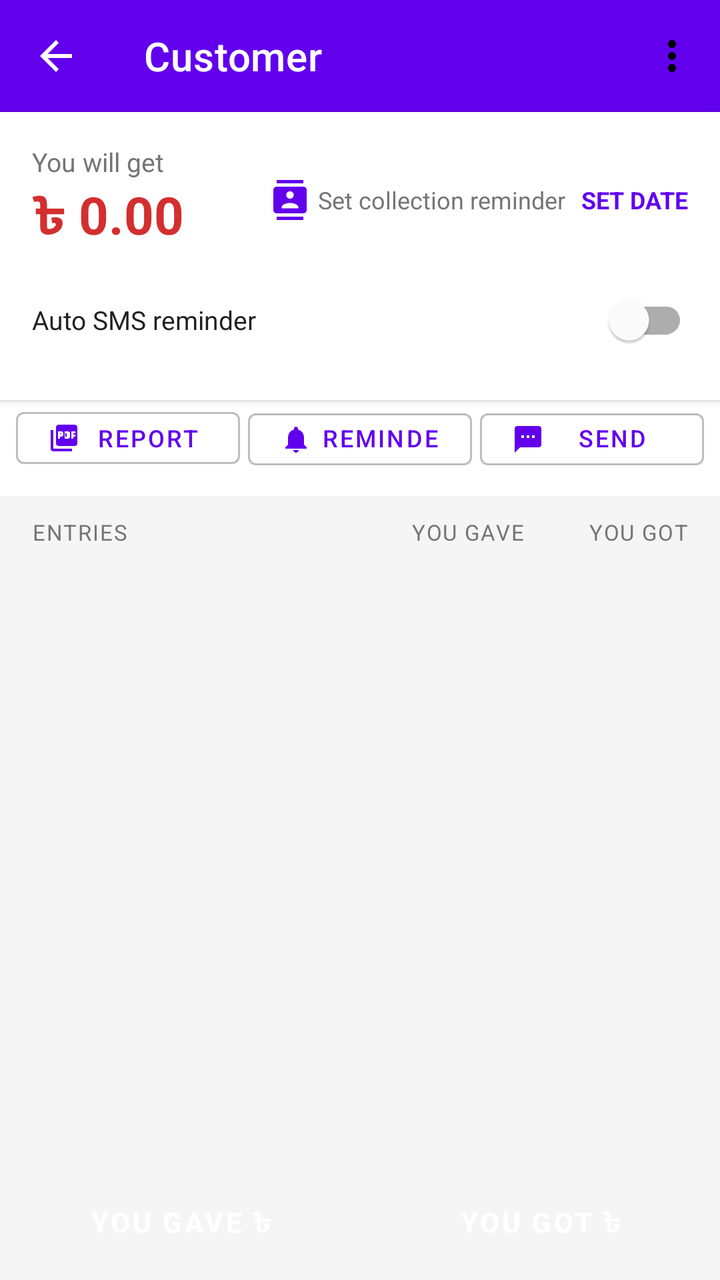
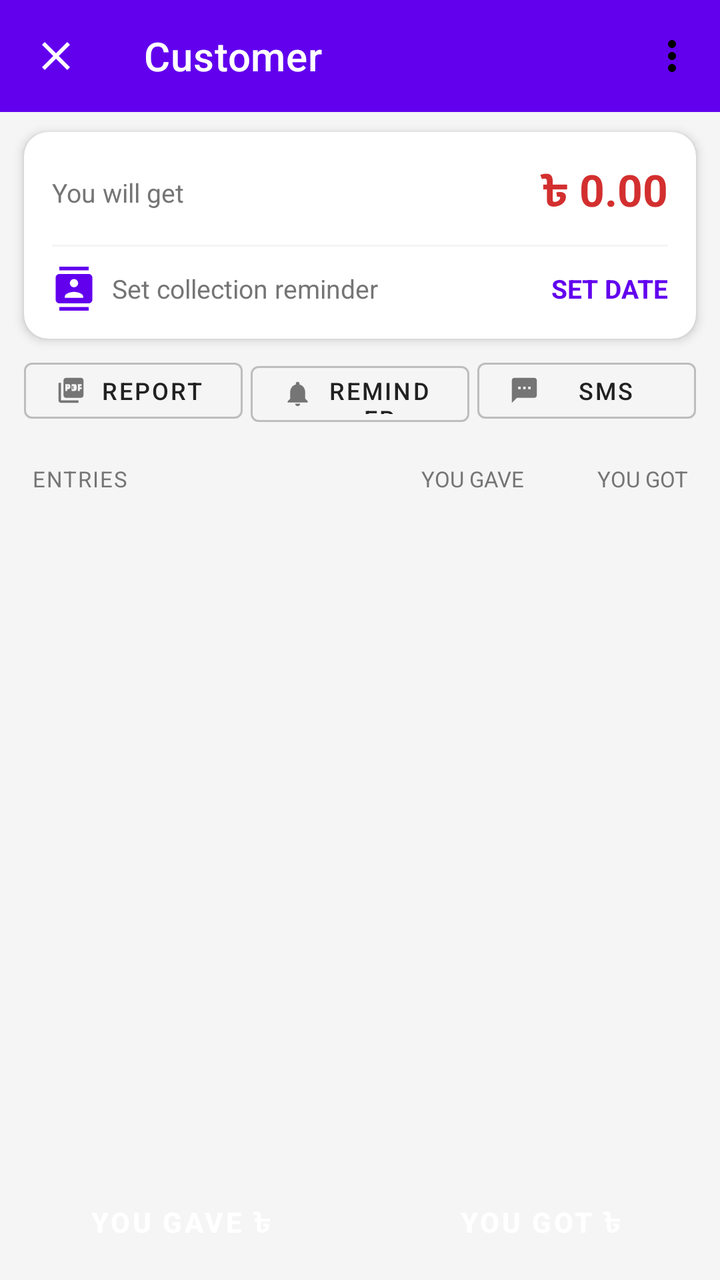

Compare the two renders of this Android layout. The source of the first and the diff that turns it into the second are given below.
<!-- AndroidManifest.xml: application theme Theme.MyEKhata -->
<!-- res/layout/activity_customer_detail.xml -->
<?xml version="1.0" encoding="utf-8"?>
<LinearLayout
    xmlns:android="http://schemas.android.com/apk/res/android"
    xmlns:app="http://schemas.android.com/apk/res-auto"
    android:layout_width="match_parent"
    android:layout_height="match_parent"
    android:orientation="vertical"
    android:background="@color/background">

    
    <com.google.android.material.appbar.MaterialToolbar
        android:id="@+id/toolbar"
        android:layout_width="match_parent"
        android:layout_height="56dp"
        android:background="@color/primary"
        app:navigationIcon="@drawable/ic_arrow_back"
        app:navigationIconTint="@color/white"
        app:titleTextColor="@color/white"
        app:title="Customer"
        app:menu="@menu/menu_detail" />

    
    <LinearLayout
        android:layout_width="match_parent"
        android:layout_height="wrap_content"
        android:background="@color/white"
        android:orientation="vertical"
        android:padding="16dp"
        android:elevation="2dp">

        <LinearLayout
            android:layout_width="match_parent"
            android:layout_height="wrap_content"
            android:orientation="horizontal"
            android:gravity="center_vertical">

            <LinearLayout
                android:layout_width="0dp"
                android:layout_height="wrap_content"
                android:layout_weight="1"
                android:orientation="vertical">

                <TextView
                    android:id="@+id/tv_balance_label"
                    android:layout_width="wrap_content"
                    android:layout_height="wrap_content"
                    android:text="You will get"
                    android:textColor="@color/text_secondary"
                    android:textSize="13sp" />

                <TextView
                    android:id="@+id/tv_balance"
                    android:layout_width="wrap_content"
                    android:layout_height="wrap_content"
                    android:text="৳ 0.00"
                    android:textColor="@color/red_due"
                    android:textSize="26sp"
                    android:textStyle="bold" />
            </LinearLayout>

            
            <LinearLayout
                android:layout_width="wrap_content"
                android:layout_height="wrap_content"
                android:orientation="horizontal"
                android:gravity="center_vertical">

                <ImageView
                    android:layout_width="20dp"
                    android:layout_height="20dp"
                    android:src="@drawable/ic_contact"
                    app:tint="@color/primary" />

                <TextView
                    android:id="@+id/btn_set_reminder"
                    android:layout_width="wrap_content"
                    android:layout_height="wrap_content"
                    android:text="Set collection reminder"
                    android:textColor="@color/text_secondary"
                    android:textSize="12sp"
                    android:paddingStart="4dp" />

                <TextView
                    android:layout_width="wrap_content"
                    android:layout_height="wrap_content"
                    android:text="SET DATE"
                    android:textColor="@color/primary"
                    android:textSize="12sp"
                    android:textStyle="bold"
                    android:paddingStart="8dp" />
            </LinearLayout>
        </LinearLayout>

        
        <LinearLayout
            android:layout_width="match_parent"
            android:layout_height="wrap_content"
            android:orientation="horizontal"
            android:gravity="center_vertical"
            android:layout_marginTop="8dp">

            <TextView
                android:layout_width="0dp"
                android:layout_height="wrap_content"
                android:layout_weight="1"
                android:text="Auto SMS reminder"
                android:textSize="13sp"
                android:textColor="@color/text_primary" />

            <com.google.android.material.switchmaterial.SwitchMaterial
                android:id="@+id/btn_toggle_auto_sms"
                android:layout_width="wrap_content"
                android:layout_height="wrap_content" />
        </LinearLayout>
    </LinearLayout>

    
    <LinearLayout
        android:layout_width="match_parent"
        android:layout_height="wrap_content"
        android:orientation="horizontal"
        android:background="@color/white"
        android:paddingStart="8dp"
        android:paddingEnd="8dp"
        android:paddingBottom="10dp">

        <com.google.android.material.button.MaterialButton
            android:id="@+id/btn_report"
            android:layout_width="0dp"
            android:layout_height="38dp"
            android:layout_weight="1"
            android:text="Report"
            android:textSize="12sp"
            android:layout_marginEnd="4dp"
            style="@style/Widget.MaterialComponents.Button.OutlinedButton"
            app:strokeColor="@color/divider"
            app:icon="@drawable/ic_pdf"
            app:iconSize="16dp" />

        <com.google.android.material.button.MaterialButton
            android:id="@+id/btn_reminder"
            android:layout_width="0dp"
            android:layout_height="38dp"
            android:layout_weight="1"
            android:text="Reminder"
            android:textSize="12sp"
            android:layout_marginEnd="4dp"
            style="@style/Widget.MaterialComponents.Button.OutlinedButton"
            app:strokeColor="@color/divider"
            app:icon="@drawable/ic_notification"
            app:iconSize="16dp" />

        <com.google.android.material.button.MaterialButton
            android:id="@+id/btn_send_sms_now"
            android:layout_width="0dp"
            android:layout_height="38dp"
            android:layout_weight="1"
            android:text="Send SMS"
            android:textSize="12sp"
            style="@style/Widget.MaterialComponents.Button.OutlinedButton"
            app:strokeColor="@color/divider"
            app:icon="@drawable/ic_sms"
            app:iconSize="16dp" />
    </LinearLayout>

    
    <LinearLayout
        android:layout_width="match_parent"
        android:layout_height="36dp"
        android:background="@color/background"
        android:orientation="horizontal"
        android:paddingStart="16dp"
        android:paddingEnd="16dp"
        android:gravity="center_vertical">

        <TextView
            android:layout_width="0dp"
            android:layout_height="wrap_content"
            android:layout_weight="2"
            android:text="ENTRIES"
            android:textSize="11sp"
            android:textColor="@color/text_secondary"
            android:textAllCaps="true"
            android:letterSpacing="0.06" />

        <TextView
            android:layout_width="0dp"
            android:layout_height="wrap_content"
            android:layout_weight="1"
            android:text="YOU GAVE"
            android:textSize="11sp"
            android:textColor="@color/text_secondary"
            android:textAllCaps="true"
            android:letterSpacing="0.06"
            android:gravity="end" />

        <TextView
            android:layout_width="0dp"
            android:layout_height="wrap_content"
            android:layout_weight="1"
            android:text="YOU GOT"
            android:textSize="11sp"
            android:textColor="@color/text_secondary"
            android:textAllCaps="true"
            android:letterSpacing="0.06"
            android:gravity="end" />
    </LinearLayout>

    
    <androidx.recyclerview.widget.RecyclerView
        android:id="@+id/recycler_transactions"
        android:layout_width="match_parent"
        android:layout_height="0dp"
        android:layout_weight="1"
        android:paddingBottom="80dp"
        android:clipToPadding="false" />

    
    <LinearLayout
        android:layout_width="match_parent"
        android:layout_height="56dp"
        android:orientation="horizontal">

        <Button
            android:id="@+id/btn_you_gave"
            android:layout_width="0dp"
            android:layout_height="match_parent"
            android:layout_weight="1"
            android:text="YOU GAVE ৳"
            android:textColor="@color/white"
            android:backgroundTint="#E53935"
            android:textStyle="bold"
            style="@style/Widget.MaterialComponents.Button" />

        <Button
            android:id="@+id/btn_you_got"
            android:layout_width="0dp"
            android:layout_height="match_parent"
            android:layout_weight="1"
            android:text="YOU GOT ৳"
            android:textColor="@color/white"
            android:backgroundTint="@color/green_settled"
            android:textStyle="bold"
            style="@style/Widget.MaterialComponents.Button" />
    </LinearLayout>

</LinearLayout>
<!-- resources referenced by this layout -->
<resources>
  <color name="background">#F5F5F5</color>
  <color name="divider">#BDBDBD</color>
  <color name="green_settled">#00796B</color>
  <color name="primary">#6200EE</color>
  <color name="red_due">#D32F2F</color>
  <color name="text_primary">#212121</color>
  <color name="text_secondary">#757575</color>
  <color name="white">#FFFFFF</color>
  <!-- drawable ic_arrow_back (drawable) -->
  <vector xmlns:android="http://schemas.android.com/apk/res/android" android:width="24dp" android:height="24dp" android:viewportWidth="24" android:viewportHeight="24">
      <path android:fillColor="#FF000000" android:pathData="M20,11H7.83l5.59,-5.59L12,4l-8,8 8,8 1.41,-1.41L7.83,13H20v-2z"/>
  </vector>
  <!-- drawable ic_contact (drawable) -->
  <vector xmlns:android="http://schemas.android.com/apk/res/android" android:width="24dp" android:height="24dp" android:viewportWidth="24" android:viewportHeight="24">
      <path android:fillColor="#FF000000" android:pathData="M20,0H4v2h16V0zM4,24h16v-2H4V24zM20,4H4C2.9,4 2,4.9 2,6v12c0,1.1 0.9,2 2,2h16c1.1,0 2,-0.9 2,-2V6C22,4.9 21.1,4 20,4zM12,6.75c1.24,0 2.25,1.01 2.25,2.25s-1.01,2.25 -2.25,2.25S9.75,10.24 9.75,9 10.76,6.75 12,6.75zM17,17H7v-0.75c0,-1.67 3.33,-2.5 5,-2.5s5,0.83 5,2.5V17z"/>
  </vector>
  <!-- drawable ic_notification (drawable) -->
  <vector xmlns:android="http://schemas.android.com/apk/res/android" android:width="24dp" android:height="24dp" android:viewportWidth="24" android:viewportHeight="24">
      <path android:fillColor="#FF000000" android:pathData="M12,22c1.1,0 2,-0.9 2,-2h-4c0,1.1 0.9,2 2,2zM18,16v-5c0,-3.07 -1.64,-5.64 -4.5,-6.32V4c0,-0.83 -0.67,-1.5 -1.5,-1.5s-1.5,0.67 -1.5,1.5v0.68C7.63,5.36 6,7.92 6,11v5l-2,2v1h16v-1l-2,-2z"/>
  </vector>
  <!-- drawable ic_pdf (drawable) -->
  <vector xmlns:android="http://schemas.android.com/apk/res/android" android:width="24dp" android:height="24dp" android:viewportWidth="24" android:viewportHeight="24">
      <path android:fillColor="#FF000000" android:pathData="M20,2H8C6.9,2 6,2.9 6,4v12c0,1.1 0.9,2 2,2h12c1.1,0 2,-0.9 2,-2V4C22,2.9 21.1,2 20,2zM11.5,9.5c0,0.83 -0.67,1.5 -1.5,1.5H9v1.5H7.5V7H10c0.83,0 1.5,0.67 1.5,1.5V9.5zM16.5,11c0,0.83 -0.67,1.5 -1.5,1.5h-2.5V7H15c0.83,0 1.5,0.67 1.5,1.5V11zM20.5,8.5H19V9.5h1.5V11H19v1.5h-1.5V7h3V8.5zM9,9h1V8.5H9V9zM4,6H2v14c0,1.1 0.9,2 2,2h14v-2H4V6zM13,11h1V8.5h-1V11z"/>
  </vector>
  <!-- drawable ic_sms (drawable) -->
  <vector xmlns:android="http://schemas.android.com/apk/res/android" android:width="24dp" android:height="24dp" android:viewportWidth="24" android:viewportHeight="24">
      <path android:fillColor="#FF000000" android:pathData="M20,2H4C2.9,2 2,2.9 2,4v18l4,-4h14c1.1,0 2,-0.9 2,-2V4C22,2.9 21.1,2 20,2zM9,11H7V9h2V11zM13,11h-2V9h2V11zM17,11h-2V9h2V11z"/>
  </vector>
  <style name="Theme.MyEKhata" parent="Theme.MaterialComponents.DayNight.NoActionBar">
          <item name="colorPrimary">@color/primary</item>
          <item name="colorPrimaryVariant">@color/primary_dark</item>
          <item name="colorOnPrimary">@color/white</item>
          <item name="colorSecondary">@color/accent</item>
          <item name="colorSurface">@color/surface</item>
          <item name="android:colorBackground">@color/background</item>
          <item name="android:statusBarColor">@color/primary_dark</item>
      </style>
  <color name="primary_dark">#3700B3</color>
  <color name="accent">#03DAC5</color>
  <color name="surface">#FFFFFF</color>
</resources>

<!-- the commit's change to res/layout/activity_customer_detail.xml (unified diff, before → after) -->
@@ -13,37 +13,41 @@
         android:layout_width="match_parent"
         android:layout_height="56dp"
         android:background="@color/primary"
-        app:navigationIcon="@drawable/ic_arrow_back"
+        app:navigationIcon="@drawable/ic_close"
         app:navigationIconTint="@color/white"
         app:titleTextColor="@color/white"
         app:title="Customer"
         app:menu="@menu/menu_detail" />
 
     
-    <LinearLayout
+    <androidx.cardview.widget.CardView
         android:layout_width="match_parent"
         android:layout_height="wrap_content"
-        android:background="@color/white"
-        android:orientation="vertical"
-        android:padding="16dp"
-        android:elevation="2dp">
+        android:layout_marginStart="12dp"
+        android:layout_marginEnd="12dp"
+        android:layout_marginTop="10dp"
+        android:layout_marginBottom="6dp"
+        app:cardCornerRadius="12dp"
+        app:cardElevation="3dp">
 
         <LinearLayout
             android:layout_width="match_parent"
             android:layout_height="wrap_content"
-            android:orientation="horizontal"
-            android:gravity="center_vertical">
-
+            android:orientation="vertical"
+            android:padding="14dp">
+
+            
             <LinearLayout
-                android:layout_width="0dp"
+                android:layout_width="match_parent"
                 android:layout_height="wrap_content"
-                android:layout_weight="1"
-                android:orientation="vertical">
+                android:orientation="horizontal"
+                android:gravity="center_vertical">
 
                 <TextView
                     android:id="@+id/tv_balance_label"
-                    android:layout_width="wrap_content"
-                    android:layout_height="wrap_content"
+                    android:layout_width="0dp"
+                    android:layout_height="wrap_content"
+                    android:layout_weight="1"
                     android:text="You will get"
                     android:textColor="@color/text_secondary"
                     android:textSize="13sp" />
@@ -54,80 +58,65 @@
                     android:layout_height="wrap_content"
                     android:text="৳ 0.00"
                     android:textColor="@color/red_due"
-                    android:textSize="26sp"
+                    android:textSize="22sp"
                     android:textStyle="bold" />
             </LinearLayout>
 
+            <View
+                android:layout_width="match_parent"
+                android:layout_height="1dp"
+                android:background="@color/background"
+                android:layout_marginTop="10dp"
+                android:layout_marginBottom="10dp"/>
+
             
             <LinearLayout
-                android:layout_width="wrap_content"
+                android:layout_width="match_parent"
                 android:layout_height="wrap_content"
                 android:orientation="horizontal"
                 android:gravity="center_vertical">
 
                 <ImageView
-                    android:layout_width="20dp"
-                    android:layout_height="20dp"
+                    android:layout_width="22dp"
+                    android:layout_height="22dp"
                     android:src="@drawable/ic_contact"
+                    android:layout_marginEnd="8dp"
                     app:tint="@color/primary" />
+
+                <TextView
+                    android:layout_width="0dp"
+                    android:layout_height="wrap_content"
+                    android:layout_weight="1"
+                    android:text="Set collection reminder"
+                    android:textColor="@color/text_secondary"
+                    android:textSize="13sp" />
 
                 <TextView
                     android:id="@+id/btn_set_reminder"
                     android:layout_width="wrap_content"
                     android:layout_height="wrap_content"
-                    android:text="Set collection reminder"
-                    android:textColor="@color/text_secondary"
-                    android:textSize="12sp"
-                    android:paddingStart="4dp" />
-
-                <TextView
-                    android:layout_width="wrap_content"
-                    android:layout_height="wrap_content"
                     android:text="SET DATE"
                     android:textColor="@color/primary"
-                    android:textSize="12sp"
+                    android:textSize="13sp"
                     android:textStyle="bold"
                     android:paddingStart="8dp" />
             </LinearLayout>
         </LinearLayout>
-
-        
-        <LinearLayout
-            android:layout_width="match_parent"
-            android:layout_height="wrap_content"
-            android:orientation="horizontal"
-            android:gravity="center_vertical"
-            android:layout_marginTop="8dp">
-
-            <TextView
-                android:layout_width="0dp"
-                android:layout_height="wrap_content"
-                android:layout_weight="1"
-                android:text="Auto SMS reminder"
-                android:textSize="13sp"
-                android:textColor="@color/text_primary" />
-
-            <com.google.android.material.switchmaterial.SwitchMaterial
-                android:id="@+id/btn_toggle_auto_sms"
-                android:layout_width="wrap_content"
-                android:layout_height="wrap_content" />
-        </LinearLayout>
-    </LinearLayout>
+    </androidx.cardview.widget.CardView>
 
     
     <LinearLayout
         android:layout_width="match_parent"
         android:layout_height="wrap_content"
         android:orientation="horizontal"
-        android:background="@color/white"
-        android:paddingStart="8dp"
-        android:paddingEnd="8dp"
-        android:paddingBottom="10dp">
+        android:paddingStart="12dp"
+        android:paddingEnd="12dp"
+        android:paddingBottom="8dp">
 
         <com.google.android.material.button.MaterialButton
             android:id="@+id/btn_report"
             android:layout_width="0dp"
-            android:layout_height="38dp"
+            android:layout_height="40dp"
             android:layout_weight="1"
             android:text="Report"
             android:textSize="12sp"
@@ -135,12 +124,14 @@
             style="@style/Widget.MaterialComponents.Button.OutlinedButton"
             app:strokeColor="@color/divider"
             app:icon="@drawable/ic_pdf"
-            app:iconSize="16dp" />
+            app:iconSize="15dp"
+            app:iconTint="@color/text_secondary"
+            android:textColor="@color/text_primary" />
 
         <com.google.android.material.button.MaterialButton
             android:id="@+id/btn_reminder"
             android:layout_width="0dp"
-            android:layout_height="38dp"
+            android:layout_height="40dp"
             android:layout_weight="1"
             android:text="Reminder"
             android:textSize="12sp"
@@ -148,25 +139,29 @@
             style="@style/Widget.MaterialComponents.Button.OutlinedButton"
             app:strokeColor="@color/divider"
             app:icon="@drawable/ic_notification"
-            app:iconSize="16dp" />
+            app:iconSize="15dp"
+            app:iconTint="@color/text_secondary"
+            android:textColor="@color/text_primary" />
 
         <com.google.android.material.button.MaterialButton
             android:id="@+id/btn_send_sms_now"
             android:layout_width="0dp"
-            android:layout_height="38dp"
-            android:layout_weight="1"
-            android:text="Send SMS"
+            android:layout_height="40dp"
+            android:layout_weight="1"
+            android:text="SMS"
             android:textSize="12sp"
             style="@style/Widget.MaterialComponents.Button.OutlinedButton"
             app:strokeColor="@color/divider"
             app:icon="@drawable/ic_sms"
-            app:iconSize="16dp" />
+            app:iconSize="15dp"
+            app:iconTint="@color/text_secondary"
+            android:textColor="@color/text_primary" />
     </LinearLayout>
 
     
     <LinearLayout
         android:layout_width="match_parent"
-        android:layout_height="36dp"
+        android:layout_height="32dp"
         android:background="@color/background"
         android:orientation="horizontal"
         android:paddingStart="16dp"
@@ -191,7 +186,6 @@
             android:textSize="11sp"
             android:textColor="@color/text_secondary"
             android:textAllCaps="true"
-            android:letterSpacing="0.06"
             android:gravity="end" />
 
         <TextView
@@ -202,7 +196,6 @@
             android:textSize="11sp"
             android:textColor="@color/text_secondary"
             android:textAllCaps="true"
-            android:letterSpacing="0.06"
             android:gravity="end" />
     </LinearLayout>
 
@@ -212,7 +205,7 @@
         android:layout_width="match_parent"
         android:layout_height="0dp"
         android:layout_weight="1"
-        android:paddingBottom="80dp"
+        android:paddingBottom="8dp"
         android:clipToPadding="false" />
 
     
@@ -230,6 +223,7 @@
             android:textColor="@color/white"
             android:backgroundTint="#E53935"
             android:textStyle="bold"
+            android:textSize="14sp"
             style="@style/Widget.MaterialComponents.Button" />
 
         <Button
@@ -241,6 +235,7 @@
             android:textColor="@color/white"
             android:backgroundTint="@color/green_settled"
             android:textStyle="bold"
+            android:textSize="14sp"
             style="@style/Widget.MaterialComponents.Button" />
     </LinearLayout>
 
<!-- resource entries referenced after the edit -->
@@ -8,9 +8,9 @@
   <color name="text_primary">#212121</color>
   <color name="text_secondary">#757575</color>
   <color name="white">#FFFFFF</color>
-  <!-- drawable ic_arrow_back (drawable) -->
+  <!-- drawable ic_close (drawable) -->
   <vector xmlns:android="http://schemas.android.com/apk/res/android" android:width="24dp" android:height="24dp" android:viewportWidth="24" android:viewportHeight="24">
-      <path android:fillColor="#FF000000" android:pathData="M20,11H7.83l5.59,-5.59L12,4l-8,8 8,8 1.41,-1.41L7.83,13H20v-2z"/>
+      <path android:fillColor="#FF000000" android:pathData="M19,6.41L17.59,5 12,10.59 6.41,5 5,6.41 10.59,12 5,17.59 6.41,19 12,13.41 17.59,19 19,17.59 13.41,12z"/>
   </vector>
   <!-- drawable ic_contact (drawable) -->
   <vector xmlns:android="http://schemas.android.com/apk/res/android" android:width="24dp" android:height="24dp" android:viewportWidth="24" android:viewportHeight="24">
